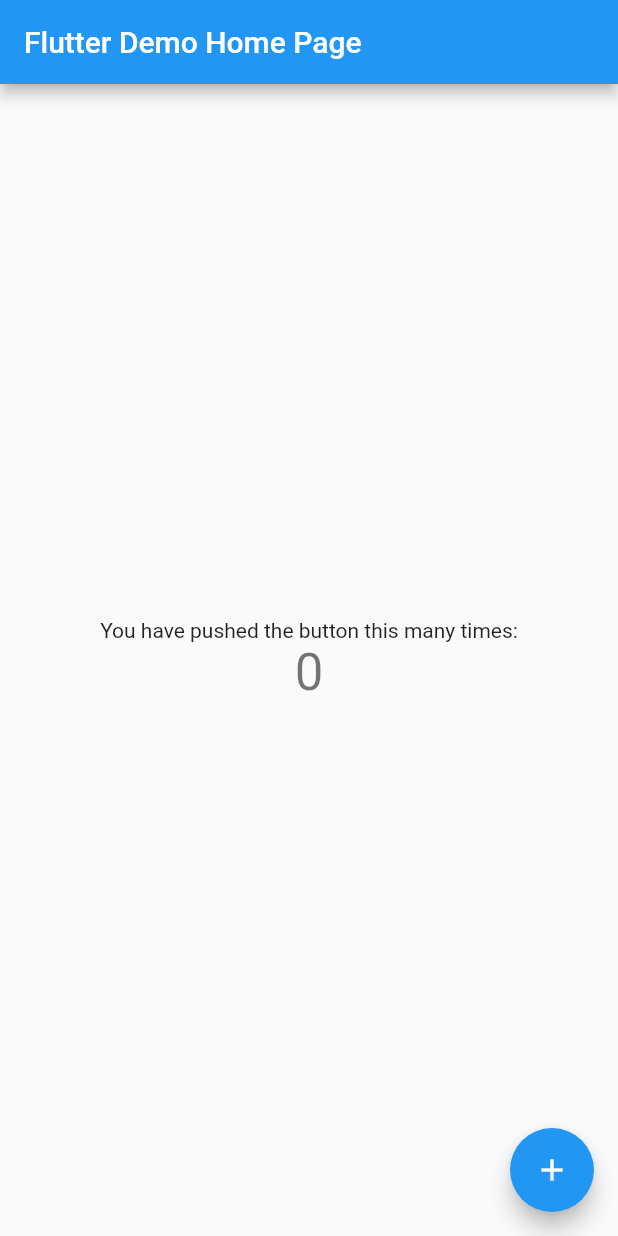
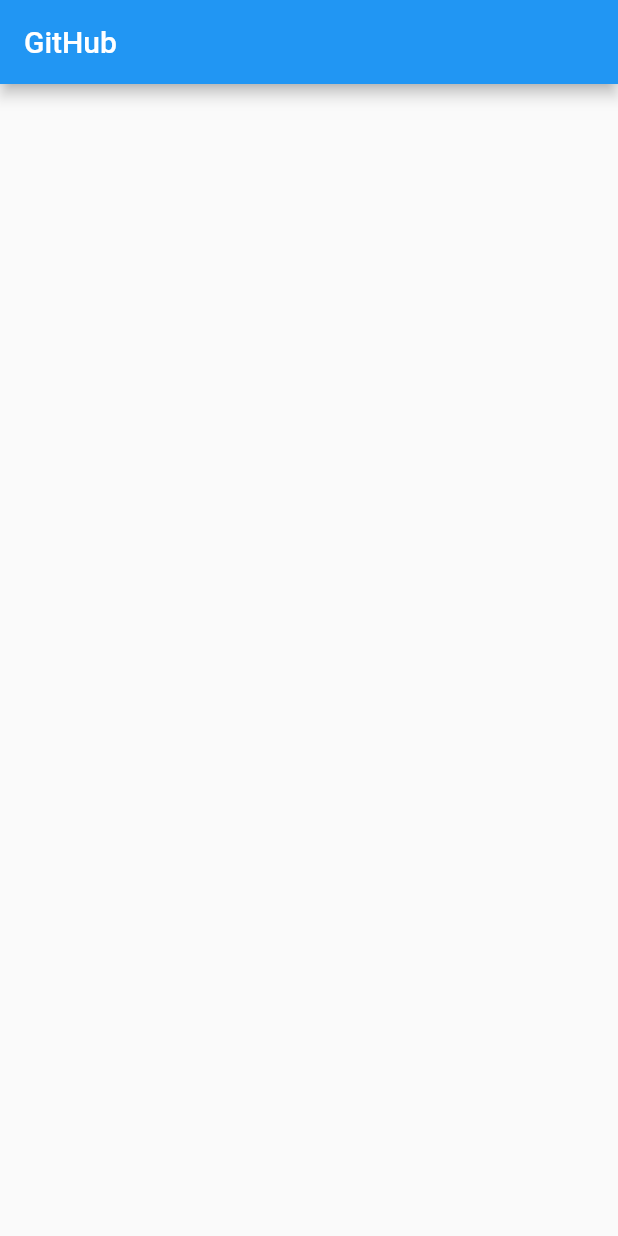
Before and after one commit to Gaboua/Git, a Flutter app: the screen it shows after launch, on a phone screen of 412 x 824 dp. Run offline on Flutter 3.47's test engine with Material 2 defaults, Android fonts, the phone set to English and light mode, and no system bars.

Commit message:
badlt fy main w 5arjt myhomepage fy fichie wa7dha

```diff
--- a/git_test/lib/main.dart
+++ b/git_test/lib/main.dart
@@ -1,4 +1,6 @@
 import 'package:flutter/material.dart';
+
+import 'my_home_page.dart';
 
 void main() {
   runApp(const MyApp());
@@ -13,103 +15,9 @@ class MyApp extends StatelessWidget {
     return MaterialApp(
       title: 'Flutter Demo',
       theme: ThemeData(
-        // This is the theme of your application.
-        //
-        // Try running your application with "flutter run". You'll see the
-        // application has a blue toolbar. Then, without quitting the app, try
-        // changing the primarySwatch below to Colors.green and then invoke
-        // "hot reload" (press "r" in the console where you ran "flutter run",
-        // or simply save your changes to "hot reload" in a Flutter IDE).
-        // Notice that the counter didn't reset back to zero; the application
-        // is not restarted.
         primarySwatch: Colors.blue,
       ),
-      home: const MyHomePage(title: 'Flutter Demo Home Page'),
+      home: const MyHomePage(),
     );
   }
 }
-
-class MyHomePage extends StatefulWidget {
-  const MyHomePage({Key? key, required this.title}) : super(key: key);
-
-  // This widget is the home page of your application. It is stateful, meaning
-  // that it has a State object (defined below) that contains fields that affect
-  // how it looks.
-
-  // This class is the configuration for the state. It holds the values (in this
-  // case the title) provided by the parent (in this case the App widget) and
-  // used by the build method of the State. Fields in a Widget subclass are
-  // always marked "final".
-
-  final String title;
-
-  @override
-  State<MyHomePage> createState() => _MyHomePageState();
-}
-
-class _MyHomePageState extends State<MyHomePage> {
-  int _counter = 0;
-
-  void _incrementCounter() {
-    setState(() {
-      // This call to setState tells the Flutter framework that something has
-      // changed in this State, which causes it to rerun the build method below
-      // so that the display can reflect the updated values. If we changed
-      // _counter without calling setState(), then the build method would not be
-      // called again, and so nothing would appear to happen.
-      _counter++;
-    });
-  }
-
-  @override
-  Widget build(BuildContext context) {
-    // This method is rerun every time setState is called, for instance as done
-    // by the _incrementCounter method above.
-    //
-    // The Flutter framework has been optimized to make rerunning build methods
-    // fast, so that you can just rebuild anything that needs updating rather
-    // than having to individually change instances of widgets.
-    return Scaffold(
-      appBar: AppBar(
-        // Here we take the value from the MyHomePage object that was created by
-        // the App.build method, and use it to set our appbar title.
-        title: Text(widget.title),
-      ),
-      body: Center(
-        // Center is a layout widget. It takes a single child and positions it
-        // in the middle of the parent.
-        child: Column(
-          // Column is also a layout widget. It takes a list of children and
-          // arranges them vertically. By default, it sizes itself to fit its
-          // children horizontally, and tries to be as tall as its parent.
-          //
-          // Invoke "debug painting" (press "p" in the console, choose the
-          // "Toggle Debug Paint" action from the Flutter Inspector in Android
-          // Studio, or the "Toggle Debug Paint" command in Visual Studio Code)
-          // to see the wireframe for each widget.
-          //
-          // Column has various properties to control how it sizes itself and
-          // how it positions its children. Here we use mainAxisAlignment to
-          // center the children vertically; the main axis here is the vertical
-          // axis because Columns are vertical (the cross axis would be
-          // horizontal).
-          mainAxisAlignment: MainAxisAlignment.center,
-          children: <Widget>[
-            const Text(
-              'You have pushed the button this many times:',
-            ),
-            Text(
-              '$_counter',
-              style: Theme.of(context).textTheme.headline4,
-            ),
-          ],
-        ),
-      ),
-      floatingActionButton: FloatingActionButton(
-        onPressed: _incrementCounter,
-        tooltip: 'Increment',
-        child: const Icon(Icons.add),
-      ), // This trailing comma makes auto-formatting nicer for build methods.
-    );
-  }
-}
--- /dev/null
+++ b/git_test/lib/my_home_page.dart
@@ -0,0 +1,14 @@
+import 'package:flutter/material.dart';
+
+class MyHomePage extends StatelessWidget {
+  const MyHomePage({Key? key}) : super(key: key);
+
+  @override
+  Widget build(BuildContext context) {
+    return Scaffold(
+      appBar: AppBar(
+        title: const Text("GitHub"),
+      ),
+    );
+  }
+}
```
